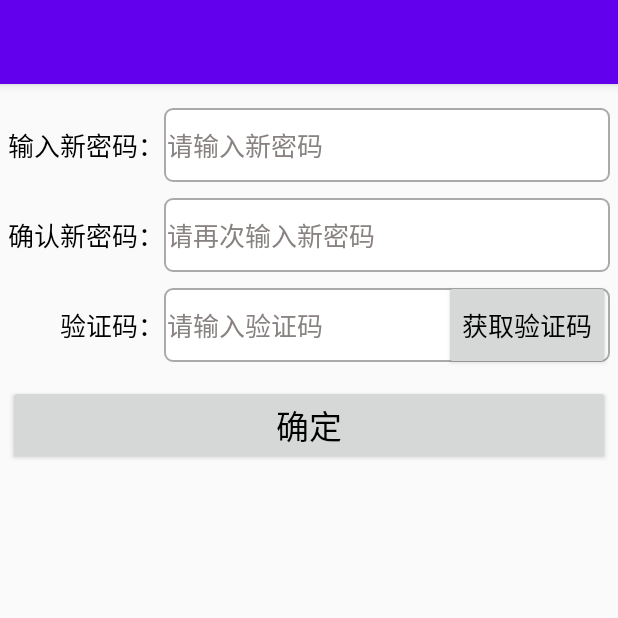
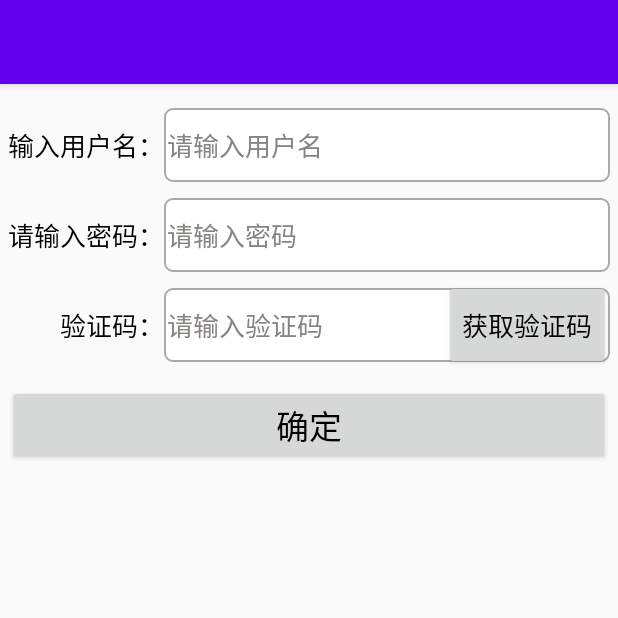
Before and after one commit to Justin-lz/clock, an Android app: the LoginForgetActivity screen opened directly, with no data from a screen before it, on a phone screen of 412 x 824 dp, the top half of it. Run offline under Robolectric (Android 15) with nearby library versions, the phone set to English and light mode, and no system bars.

Commit message:
登录完成

```diff
--- a/app/src/main/java/com/example/clock/database/DatabaseDao.java
+++ b/app/src/main/java/com/example/clock/database/DatabaseDao.java
@@ -238,8 +238,7 @@ public class DatabaseDao {
         Statement statement= conn.createStatement();
         String sql="select userName from user_password where username= '"+userName+"'";
         ResultSet rs=statement.executeQuery(sql);
-        rs.next();
-        return rs.getString("username")==null;
+        return rs.next();
     }
     public int getUserTimeSet(String userID) throws SQLException {
         Statement statement= conn.createStatement();
--- a/app/src/main/res/layout/activity_login_forget.xml
+++ b/app/src/main/res/layout/activity_login_forget.xml
@@ -17,7 +17,7 @@
             android:layout_height="match_parent"
             android:layout_alignParentLeft="true"
             android:gravity="center"
-            android:text="输入新密码："
+            android:text="输入用户名："
             android:textColor="@color/black"
             android:textSize="17sp" />
 
@@ -30,9 +30,7 @@
             android:layout_toRightOf="@+id/tv_password_first"
             android:background="@drawable/editext_selector"
             android:gravity="left|center"
-            android:hint="请输入新密码"
-            android:inputType="numberPassword"
-            android:maxLength="6"
+            android:hint="请输入用户名"
             android:textColor="@color/black"
             android:textColorHint="@color/grey"
             android:textCursorDrawable="@drawable/text_cursor"
@@ -49,7 +47,7 @@
             android:layout_height="match_parent"
             android:layout_alignParentLeft="true"
             android:gravity="center"
-            android:text="确认新密码："
+            android:text="请输入密码："
             android:textColor="@color/black"
             android:textSize="17sp" />
 
@@ -62,9 +60,7 @@
             android:layout_toRightOf="@+id/tv_password_second"
             android:background="@drawable/editext_selector"
             android:gravity="left|center"
-            android:hint="请再次输入新密码"
-            android:inputType="numberPassword"
-            android:maxLength="6"
+            android:hint="请输入密码"
             android:textColor="@color/black"
             android:textColorHint="@color/grey"
             android:textCursorDrawable="@drawable/text_cursor"
--- a/app/src/main/res/layout/activity_login_share.xml
+++ b/app/src/main/res/layout/activity_login_share.xml
@@ -99,12 +99,13 @@
         android:text="记住我"
         android:textColor="@color/black"
         android:textSize="17sp" />
+
     <Button
         android:id="@+id/btn_forget"
         android:layout_width="wrap_content"
         android:layout_height="60dp"
+        android:layout_alignParentRight="true"
         android:layout_gravity="right"
-        android:layout_alignParentRight="true"
         android:gravity="center"
         android:text="忘记密码"
         android:textColor="@color/black"
```
Also changed, not shown: app/src/main/java/com/example/clock/LoginForgetActivity.java (+46 -29 lines), app/src/main/java/com/example/clock/LoginShareActivity.java (+2 -19 lines).
